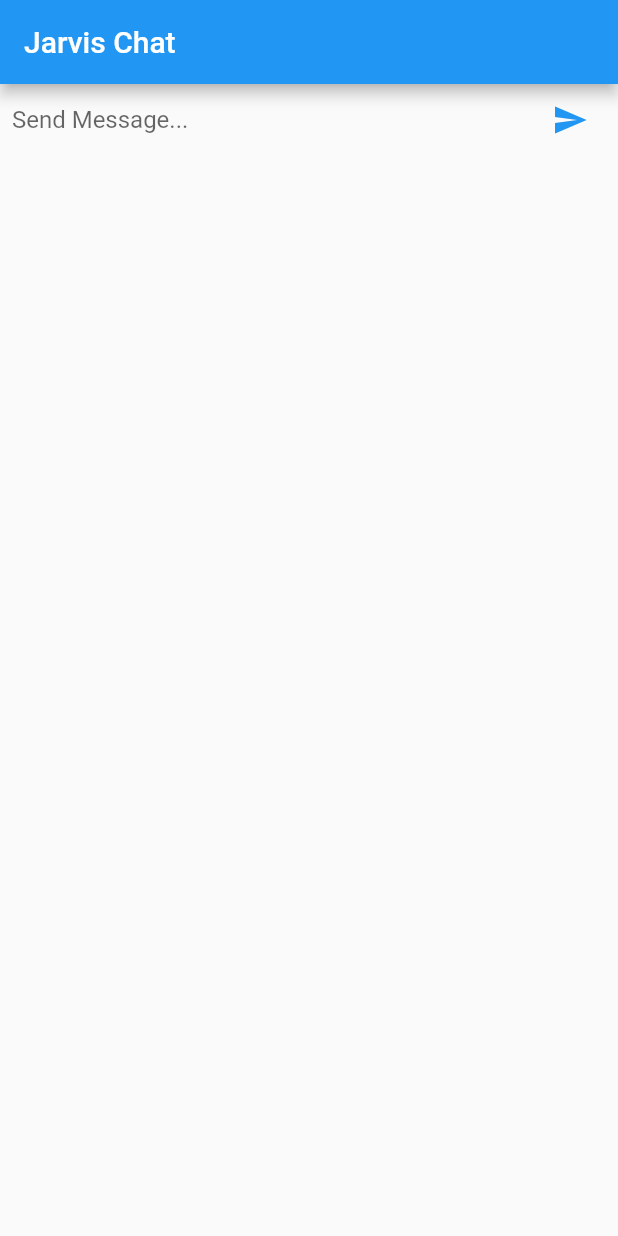
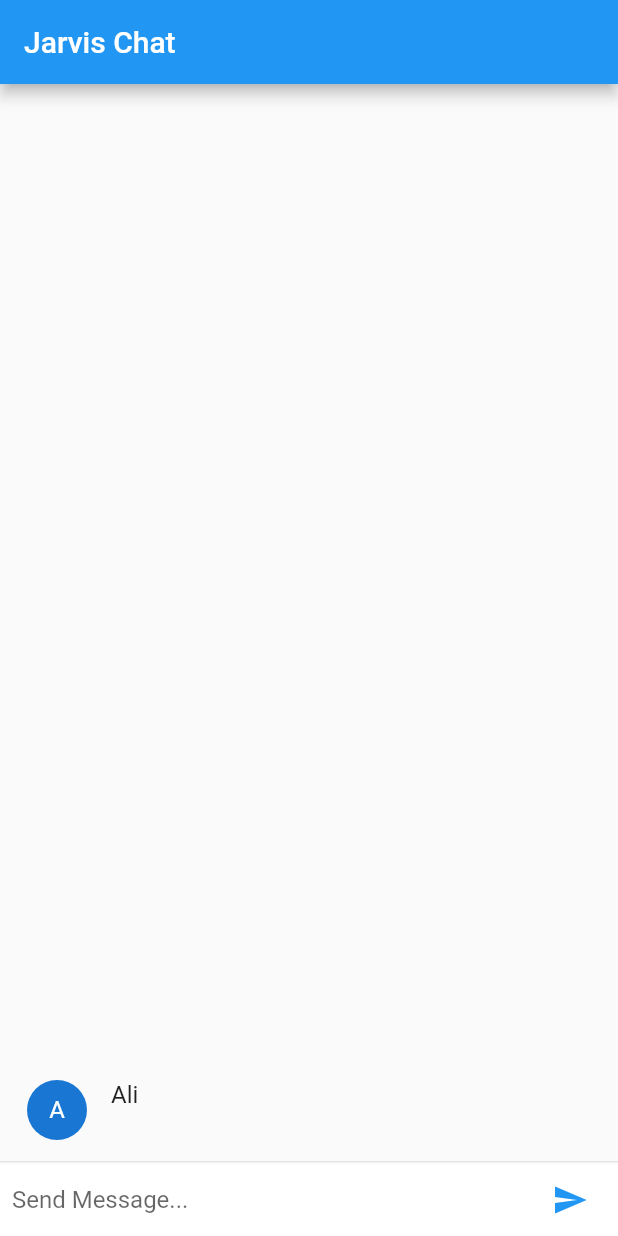
Before and after one commit to suniali/Chat_Flatter, a Flutter app: the screen it shows after launch, after a tap on the "send" icon, on a phone screen of 412 x 824 dp. Run offline on Flutter 3.47's test engine with Material 2 defaults, Android fonts, the phone set to English and light mode, and no system bars.

Commit message:
connect chat message to chat screen and done add to list chat.

```diff
--- a/lib/chat_massage.dart
+++ b/lib/chat_massage.dart
@@ -11,7 +11,7 @@ class ChatMassage extends StatelessWidget
   @override
   Widget build(BuildContext context) {
     return Container(
-      margin: EdgeInsets.symmetric(horizontal: 10.0),
+      margin: EdgeInsets.symmetric(horizontal: 10.0,vertical: 5.0),
       child:Row(
         crossAxisAlignment: CrossAxisAlignment.start,
         children: <Widget>[
--- a/lib/chat_screen.dart
+++ b/lib/chat_screen.dart
@@ -1,23 +1,32 @@
 import 'package:flutter/material.dart';
-class ChatScreen extends StatefulWidget
-{
+import 'package:chat_flutter/chat_massage.dart';
+
+class ChatScreen extends StatefulWidget {
   @override
   State<StatefulWidget> createState() => ChatScreenState();
 }
-class ChatScreenState extends State<ChatScreen>
-{
-  final TextEditingController _textEditingController =TextEditingController();
 
-  void _handleSubmited(String str_message)
-  {
+class ChatScreenState extends State<ChatScreen> {
+  final TextEditingController _textEditingController = TextEditingController();
+  final List<ChatMassage> _messages = <ChatMassage>[];
+  void _handleSubmited(String str_message) {
+    ChatMassage chatMassage = ChatMassage.withText(
+      message: str_message,
+    );
+    setState(() {
+      _messages.insert(0, chatMassage);
+    });
+
     _textEditingController.clear();
   }
-  Widget _textComposerWidget(){
-    return  IconTheme(
+
+  Widget _textComposerWidget() {
+    return IconTheme(
       data: IconThemeData(color: Colors.blue),
       child: Container(
           margin: EdgeInsets.symmetric(horizontal: 8.0),
-        child:Row(children: <Widget>[
+          child: Row(
+            children: <Widget>[
               Flexible(
                 child: TextField(
                   controller: _textEditingController,
@@ -30,16 +39,36 @@ class ChatScreenState extends State<ChatScreen>
               Container(
                 child: IconButton(
                     icon: Icon(Icons.send),
-              onPressed: ()=>_handleSubmited(_textEditingController.text)
-            ),
+                    onPressed: () =>
+                        _handleSubmited(_textEditingController.text)),
               )
-        ],)
-      ),
+            ],
+          )),
     );
   }
+
   @override
   Widget build(BuildContext context) {
-    return _textComposerWidget();
+    return Column(
+      children: <Widget>[
+        Flexible(
+          child: ListView.builder(
+            padding: EdgeInsets.all(8.0),
+            reverse: true,
+            itemBuilder: (_, int index) => _messages[index],
+            itemCount: _messages.length,
+          ),
+        ),
+        Divider(
+          height: 3.0,
+        ),
+        Container(
+          decoration: BoxDecoration(
+            color: Theme.of(context).cardColor,
+          ),
+          child: _textComposerWidget(),
+        )
+      ],
+    );
   }
-
 }
```
Lines whose indentation alone changed are shown as unchanged.
